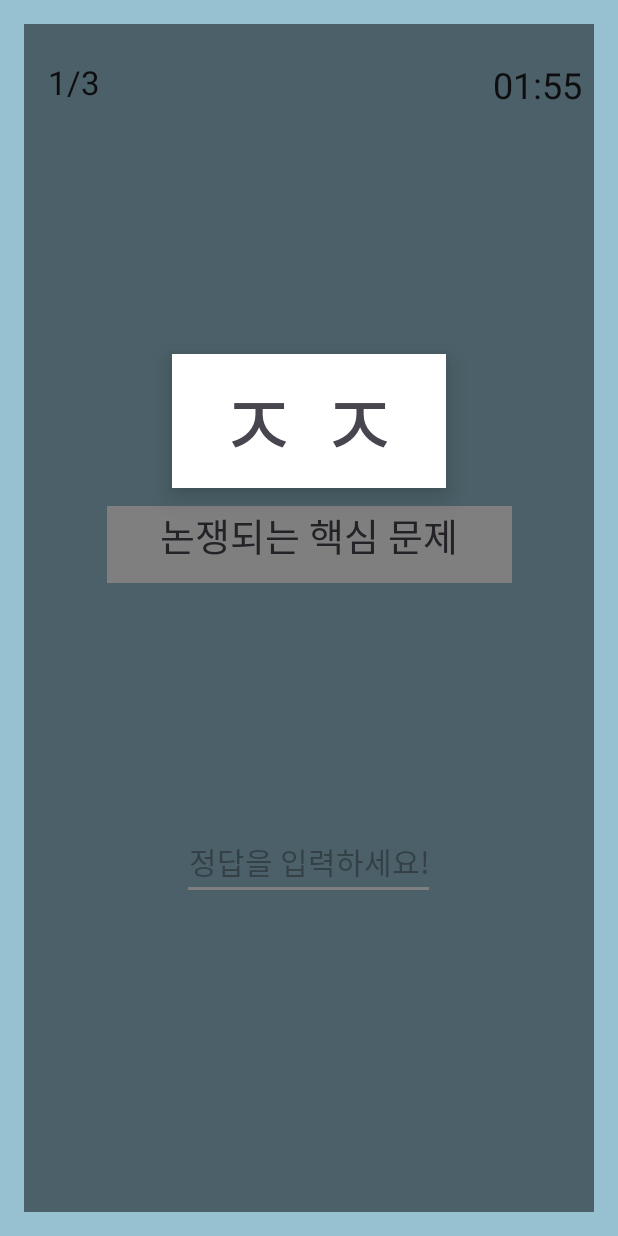
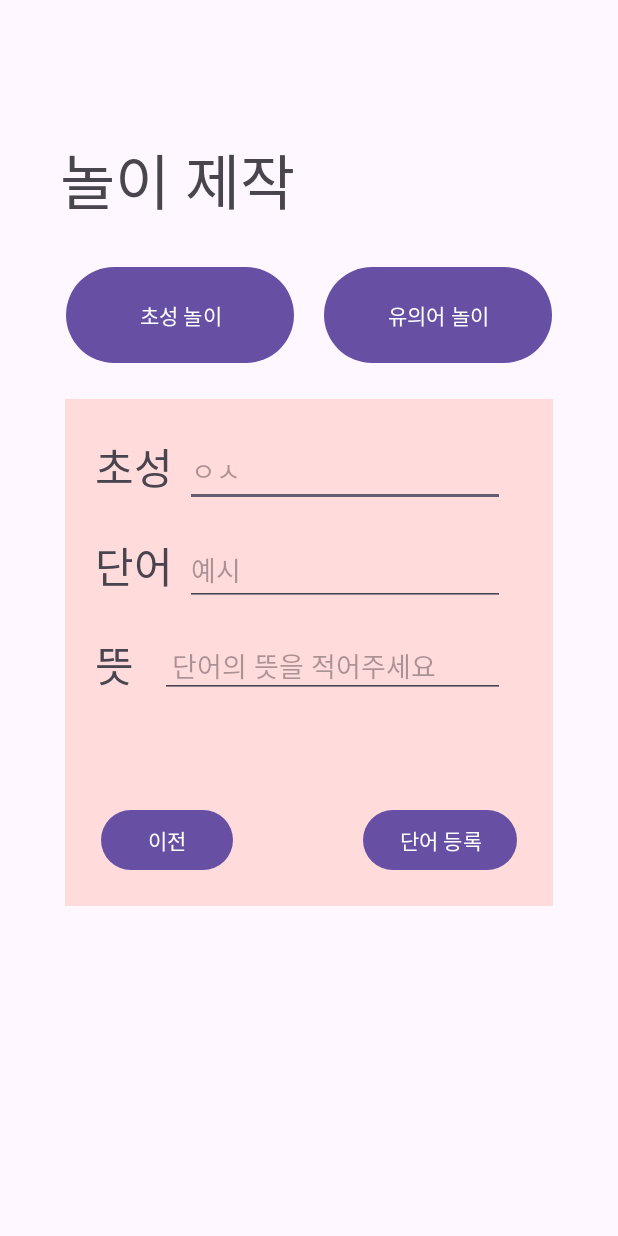
Before and after one commit to Zero020/HunminjeongeumApp, an Android app: the screen it shows after launch (QuizAActivity before the commit, MainActivity after it), on a phone screen of 412 x 824 dp. Run offline under Robolectric (Android 15) with nearby library versions, the phone set to English and light mode, and no system bars.

Commit message:
feat: sy_test.xml 파일 삭제, AndroidManifest.xml 수정 (어플 시작 화면 재설정)

```diff
--- a/app/build.gradle.kts
+++ b/app/build.gradle.kts
@@ -10,7 +10,7 @@ android {
     defaultConfig {
         applicationId = "com.android.hunminjeongeumapp"
         minSdk = 24
-        targetSdk = 34
+        targetSdk = 35
         versionCode = 1
         versionName = "1.0"
 
--- a/app/src/main/java/com/android/hunminjeongeumapp/MainActivity.kt
+++ b/app/src/main/java/com/android/hunminjeongeumapp/MainActivity.kt
@@ -9,6 +9,7 @@ import androidx.core.view.WindowInsetsCompat
 class MainActivity : AppCompatActivity() {
     override fun onCreate(savedInstanceState: Bundle?) {
         super.onCreate(savedInstanceState)
-        setContentView(R.layout.activity_main)
+        setContentView(R.layout.layout_craft_page)
+
     }
 }
--- /dev/null
+++ b/app/src/main/res/layout/layout_craft_page.xml
@@ -0,0 +1,145 @@
+<?xml version="1.0" encoding="utf-8"?>
+<androidx.constraintlayout.widget.ConstraintLayout xmlns:android="http://schemas.android.com/apk/res/android"
+    xmlns:app="http://schemas.android.com/apk/res-auto"
+    xmlns:tools="http://schemas.android.com/tools"
+    android:layout_width="match_parent"
+    android:layout_height="match_parent"
+    android:id="@+id/craftPage">
+
+    <Button
+        android:id="@+id/button"
+        android:layout_width="152dp"
+        android:layout_height="72dp"
+        android:layout_marginStart="44dp"
+        android:layout_marginTop="24dp"
+        android:text="초성 놀이"
+        app:layout_constraintStart_toStartOf="parent"
+        app:layout_constraintTop_toBottomOf="@+id/textView" />
+
+    <Button
+        android:id="@+id/button4"
+        android:layout_width="152dp"
+        android:layout_height="72dp"
+        android:layout_marginStart="20dp"
+        android:layout_marginBottom="20dp"
+        android:text="유의어 놀이"
+        app:layout_constraintBottom_toTopOf="@+id/view"
+        app:layout_constraintStart_toEndOf="@+id/button" />
+
+    <TextView
+        android:id="@+id/textView"
+        android:layout_width="0dp"
+        android:layout_height="wrap_content"
+        android:layout_marginStart="40dp"
+        android:layout_marginTop="90dp"
+        android:text="놀이 제작"
+        android:textSize="40sp"
+        app:layout_constraintStart_toStartOf="parent"
+        app:layout_constraintTop_toTopOf="parent" />
+
+    <View
+        android:id="@+id/view"
+        android:layout_width="325dp"
+        android:layout_height="338dp"
+        android:layout_marginTop="20dp"
+        android:background="#FFDBDB"
+        app:layout_constraintEnd_toEndOf="parent"
+        app:layout_constraintStart_toStartOf="parent"
+        app:layout_constraintTop_toBottomOf="@+id/button" />
+
+    <Button
+        android:id="@+id/button5"
+        android:layout_width="wrap_content"
+        android:layout_height="wrap_content"
+        android:layout_marginStart="24dp"
+        android:layout_marginBottom="20dp"
+        android:text="이전"
+        app:layout_constraintBottom_toBottomOf="@+id/view"
+        app:layout_constraintStart_toStartOf="@+id/view" />
+
+    <Button
+        android:id="@+id/button6"
+        android:layout_width="wrap_content"
+        android:layout_height="wrap_content"
+        android:layout_marginEnd="24dp"
+        android:layout_marginBottom="20dp"
+        android:text="단어 등록"
+        app:layout_constraintBottom_toBottomOf="@+id/view"
+        app:layout_constraintEnd_toEndOf="@+id/view" />
+
+    <EditText
+        android:id="@+id/editTextText"
+        android:layout_width="wrap_content"
+        android:layout_height="wrap_content"
+        android:layout_marginStart="8dp"
+        android:ems="10"
+        android:hint="ㅇㅅ"
+        android:inputType="text"
+        app:layout_constraintStart_toEndOf="@+id/textView2"
+        app:layout_constraintTop_toTopOf="@+id/textView2" />
+
+    <TextView
+        android:id="@+id/textView6"
+        android:layout_width="wrap_content"
+        android:layout_height="wrap_content"
+        android:layout_marginStart="20dp"
+        android:layout_marginTop="24dp"
+        android:text="뜻"
+        android:textSize="28sp"
+        app:layout_constraintStart_toStartOf="@+id/view"
+        app:layout_constraintTop_toBottomOf="@+id/textView5" />
+
+    <TextView
+        android:id="@+id/textView5"
+        android:layout_width="wrap_content"
+        android:layout_height="wrap_content"
+        android:layout_marginStart="20dp"
+        android:layout_marginTop="24dp"
+        android:text="단어"
+        android:textSize="28sp"
+        app:layout_constraintStart_toStartOf="@+id/view"
+        app:layout_constraintTop_toBottomOf="@+id/textView2" />
+
+    <EditText
+        android:id="@+id/editTextText2"
+        android:layout_width="wrap_content"
+        android:layout_height="wrap_content"
+        android:layout_marginStart="8dp"
+        android:ems="10"
+        android:hint="예시"
+        android:inputType="text"
+        app:layout_constraintStart_toEndOf="@+id/textView5"
+        app:layout_constraintTop_toTopOf="@+id/textView5" />
+
+    <TextView
+        android:id="@+id/textView2"
+        android:layout_width="wrap_content"
+        android:layout_height="wrap_content"
+        android:layout_marginStart="20dp"
+        android:layout_marginTop="24dp"
+        android:text="초성"
+        android:textSize="28sp"
+        app:layout_constraintStart_toStartOf="@+id/view"
+        app:layout_constraintTop_toTopOf="@+id/view" />
+
+    <EditText
+        android:id="@+id/editTextText3"
+        android:layout_width="230dp"
+        android:layout_height="wrap_content"
+        android:ems="10"
+        android:gravity="top|start"
+        android:hint="단어의 뜻을 적어주세요"
+        android:inputType="textMultiLine"
+        android:padding="8dp"
+        android:scrollHorizontally="false"
+        android:singleLine="false"
+        android:maxLines="3"
+        android:maxLength="39"
+        app:layout_constraintEnd_toEndOf="@+id/editTextText2"
+        app:layout_constraintHorizontal_bias="1.0"
+        app:layout_constraintStart_toEndOf="@+id/textView6"
+        app:layout_constraintTop_toTopOf="@+id/textView6" />
+
+
+
+</androidx.constraintlayout.widget.ConstraintLayout>
--- a/app/src/main/res/layout/sy_test.xml
+++ /dev/null
@@ -1,6 +0,0 @@
-<?xml version="1.0" encoding="utf-8"?>
-<androidx.constraintlayout.widget.ConstraintLayout xmlns:android="http://schemas.android.com/apk/res/android"
-    android:layout_width="match_parent"
-    android:layout_height="match_parent">
-
-</androidx.constraintlayout.widget.ConstraintLayout>
```
Also changed, not shown: app/src/main/AndroidManifest.xml (+5 -4 lines), app/src/main/res/layout/activity_main.xml (+95 -13 lines).
